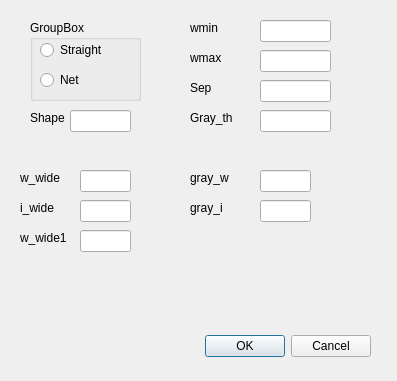
Qt form ViaWireExtract/singlevweparadialog.ui (chenyufjfz/ChipPintu) before a commit.
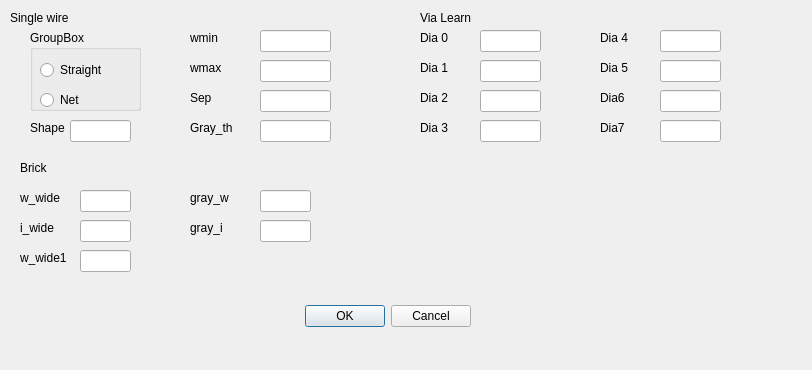
The same form after that commit.

Diff of the .ui file:
```diff
--- a/ViaWireExtract/singlevweparadialog.ui
+++ b/ViaWireExtract/singlevweparadialog.ui
@@ -6,8 +6,8 @@
    <rect>
     <x>0</x>
     <y>0</y>
-    <width>397</width>
-    <height>381</height>
+    <width>812</width>
+    <height>370</height>
    </rect>
   </property>
   <property name="windowTitle">
@@ -16,8 +16,8 @@
   <widget class="QDialogButtonBox" name="buttonBox">
    <property name="geometry">
     <rect>
-     <x>30</x>
-     <y>330</y>
+     <x>130</x>
+     <y>300</y>
      <width>341</width>
      <height>32</height>
     </rect>
@@ -33,7 +33,7 @@
    <property name="geometry">
     <rect>
      <x>30</x>
-     <y>20</y>
+     <y>30</y>
      <width>111</width>
      <height>81</height>
     </rect>
@@ -45,7 +45,7 @@
     <property name="geometry">
      <rect>
       <x>10</x>
-      <y>20</y>
+      <y>30</y>
       <width>95</width>
       <height>20</height>
      </rect>
@@ -58,7 +58,7 @@
     <property name="geometry">
      <rect>
       <x>10</x>
-      <y>50</y>
+      <y>60</y>
       <width>95</width>
       <height>20</height>
      </rect>
@@ -72,7 +72,7 @@
    <property name="geometry">
     <rect>
      <x>260</x>
-     <y>20</y>
+     <y>30</y>
      <width>71</width>
      <height>22</height>
     </rect>
@@ -82,7 +82,7 @@
    <property name="geometry">
     <rect>
      <x>260</x>
-     <y>50</y>
+     <y>60</y>
      <width>71</width>
      <height>22</height>
     </rect>
@@ -92,7 +92,7 @@
    <property name="geometry">
     <rect>
      <x>190</x>
-     <y>20</y>
+     <y>30</y>
      <width>55</width>
      <height>16</height>
     </rect>
@@ -105,7 +105,7 @@
    <property name="geometry">
     <rect>
      <x>190</x>
-     <y>50</y>
+     <y>60</y>
      <width>55</width>
      <height>16</height>
     </rect>
@@ -118,7 +118,7 @@
    <property name="geometry">
     <rect>
      <x>80</x>
-     <y>170</y>
+     <y>190</y>
      <width>51</width>
      <height>22</height>
     </rect>
@@ -128,7 +128,7 @@
    <property name="geometry">
     <rect>
      <x>20</x>
-     <y>170</y>
+     <y>190</y>
      <width>51</width>
      <height>16</height>
     </rect>
@@ -141,7 +141,7 @@
    <property name="geometry">
     <rect>
      <x>20</x>
-     <y>200</y>
+     <y>220</y>
      <width>51</width>
      <height>16</height>
     </rect>
@@ -154,7 +154,7 @@
    <property name="geometry">
     <rect>
      <x>80</x>
-     <y>200</y>
+     <y>220</y>
      <width>51</width>
      <height>22</height>
     </rect>
@@ -164,7 +164,7 @@
    <property name="geometry">
     <rect>
      <x>20</x>
-     <y>230</y>
+     <y>250</y>
      <width>51</width>
      <height>16</height>
     </rect>
@@ -177,7 +177,7 @@
    <property name="geometry">
     <rect>
      <x>80</x>
-     <y>230</y>
+     <y>250</y>
      <width>51</width>
      <height>22</height>
     </rect>
@@ -187,7 +187,7 @@
    <property name="geometry">
     <rect>
      <x>190</x>
-     <y>170</y>
+     <y>190</y>
      <width>51</width>
      <height>16</height>
     </rect>
@@ -200,7 +200,7 @@
    <property name="geometry">
     <rect>
      <x>260</x>
-     <y>170</y>
+     <y>190</y>
      <width>51</width>
      <height>22</height>
     </rect>
@@ -210,7 +210,7 @@
    <property name="geometry">
     <rect>
      <x>190</x>
-     <y>200</y>
+     <y>220</y>
      <width>51</width>
      <height>16</height>
     </rect>
@@ -223,7 +223,7 @@
    <property name="geometry">
     <rect>
      <x>260</x>
-     <y>200</y>
+     <y>220</y>
      <width>51</width>
      <height>22</height>
     </rect>
@@ -233,7 +233,7 @@
    <property name="geometry">
     <rect>
      <x>190</x>
-     <y>80</y>
+     <y>90</y>
      <width>55</width>
      <height>16</height>
     </rect>
@@ -246,7 +246,7 @@
    <property name="geometry">
     <rect>
      <x>190</x>
-     <y>110</y>
+     <y>120</y>
      <width>55</width>
      <height>16</height>
     </rect>
@@ -259,7 +259,7 @@
    <property name="geometry">
     <rect>
      <x>260</x>
-     <y>80</y>
+     <y>90</y>
      <width>71</width>
      <height>22</height>
     </rect>
@@ -269,7 +269,7 @@
    <property name="geometry">
     <rect>
      <x>260</x>
-     <y>110</y>
+     <y>120</y>
      <width>71</width>
      <height>22</height>
     </rect>
@@ -279,7 +279,7 @@
    <property name="geometry">
     <rect>
      <x>30</x>
-     <y>110</y>
+     <y>120</y>
      <width>55</width>
      <height>16</height>
     </rect>
@@ -292,7 +292,230 @@
    <property name="geometry">
     <rect>
      <x>70</x>
-     <y>110</y>
+     <y>120</y>
+     <width>61</width>
+     <height>22</height>
+    </rect>
+   </property>
+  </widget>
+  <widget class="QLabel" name="label_11">
+   <property name="geometry">
+    <rect>
+     <x>20</x>
+     <y>160</y>
+     <width>55</width>
+     <height>16</height>
+    </rect>
+   </property>
+   <property name="text">
+    <string>Brick</string>
+   </property>
+  </widget>
+  <widget class="QLabel" name="label_12">
+   <property name="geometry">
+    <rect>
+     <x>420</x>
+     <y>10</y>
+     <width>61</width>
+     <height>16</height>
+    </rect>
+   </property>
+   <property name="text">
+    <string>Via Learn</string>
+   </property>
+  </widget>
+  <widget class="QLabel" name="label_13">
+   <property name="geometry">
+    <rect>
+     <x>420</x>
+     <y>30</y>
+     <width>55</width>
+     <height>16</height>
+    </rect>
+   </property>
+   <property name="text">
+    <string>Dia 0</string>
+   </property>
+  </widget>
+  <widget class="QLabel" name="label_14">
+   <property name="geometry">
+    <rect>
+     <x>420</x>
+     <y>60</y>
+     <width>55</width>
+     <height>16</height>
+    </rect>
+   </property>
+   <property name="text">
+    <string>Dia 1</string>
+   </property>
+  </widget>
+  <widget class="QLabel" name="label_15">
+   <property name="geometry">
+    <rect>
+     <x>10</x>
+     <y>10</y>
+     <width>71</width>
+     <height>16</height>
+    </rect>
+   </property>
+   <property name="text">
+    <string>Single wire</string>
+   </property>
+  </widget>
+  <widget class="QLabel" name="label_16">
+   <property name="geometry">
+    <rect>
+     <x>420</x>
+     <y>90</y>
+     <width>55</width>
+     <height>16</height>
+    </rect>
+   </property>
+   <property name="text">
+    <string>Dia 2</string>
+   </property>
+  </widget>
+  <widget class="QLabel" name="label_17">
+   <property name="geometry">
+    <rect>
+     <x>420</x>
+     <y>120</y>
+     <width>55</width>
+     <height>16</height>
+    </rect>
+   </property>
+   <property name="text">
+    <string>Dia 3</string>
+   </property>
+  </widget>
+  <widget class="QLabel" name="label_18">
+   <property name="geometry">
+    <rect>
+     <x>600</x>
+     <y>30</y>
+     <width>55</width>
+     <height>16</height>
+    </rect>
+   </property>
+   <property name="text">
+    <string>Dia 4</string>
+   </property>
+  </widget>
+  <widget class="QLabel" name="label_19">
+   <property name="geometry">
+    <rect>
+     <x>600</x>
+     <y>60</y>
+     <width>55</width>
+     <height>16</height>
+    </rect>
+   </property>
+   <property name="text">
+    <string>Dia 5</string>
+   </property>
+  </widget>
+  <widget class="QLineEdit" name="dia0">
+   <property name="geometry">
+    <rect>
+     <x>480</x>
+     <y>30</y>
+     <width>61</width>
+     <height>22</height>
+    </rect>
+   </property>
+  </widget>
+  <widget class="QLineEdit" name="dia1">
+   <property name="geometry">
+    <rect>
+     <x>480</x>
+     <y>60</y>
+     <width>61</width>
+     <height>22</height>
+    </rect>
+   </property>
+  </widget>
+  <widget class="QLineEdit" name="dia2">
+   <property name="geometry">
+    <rect>
+     <x>480</x>
+     <y>90</y>
+     <width>61</width>
+     <height>22</height>
+    </rect>
+   </property>
+  </widget>
+  <widget class="QLineEdit" name="dia3">
+   <property name="geometry">
+    <rect>
+     <x>480</x>
+     <y>120</y>
+     <width>61</width>
+     <height>22</height>
+    </rect>
+   </property>
+  </widget>
+  <widget class="QLineEdit" name="dia4">
+   <property name="geometry">
+    <rect>
+     <x>660</x>
+     <y>30</y>
+     <width>61</width>
+     <height>22</height>
+    </rect>
+   </property>
+  </widget>
+  <widget class="QLineEdit" name="dia5">
+   <property name="geometry">
+    <rect>
+     <x>660</x>
+     <y>60</y>
+     <width>61</width>
+     <height>22</height>
+    </rect>
+   </property>
+  </widget>
+  <widget class="QLabel" name="label_20">
+   <property name="geometry">
+    <rect>
+     <x>600</x>
+     <y>90</y>
+     <width>55</width>
+     <height>16</height>
+    </rect>
+   </property>
+   <property name="text">
+    <string>Dia6</string>
+   </property>
+  </widget>
+  <widget class="QLineEdit" name="dia6">
+   <property name="geometry">
+    <rect>
+     <x>660</x>
+     <y>90</y>
+     <width>61</width>
+     <height>22</height>
+    </rect>
+   </property>
+  </widget>
+  <widget class="QLabel" name="label_21">
+   <property name="geometry">
+    <rect>
+     <x>600</x>
+     <y>120</y>
+     <width>55</width>
+     <height>16</height>
+    </rect>
+   </property>
+   <property name="text">
+    <string>Dia7</string>
+   </property>
+  </widget>
+  <widget class="QLineEdit" name="dia7">
+   <property name="geometry">
+    <rect>
+     <x>660</x>
+     <y>120</y>
      <width>61</width>
      <height>22</height>
     </rect>
```
